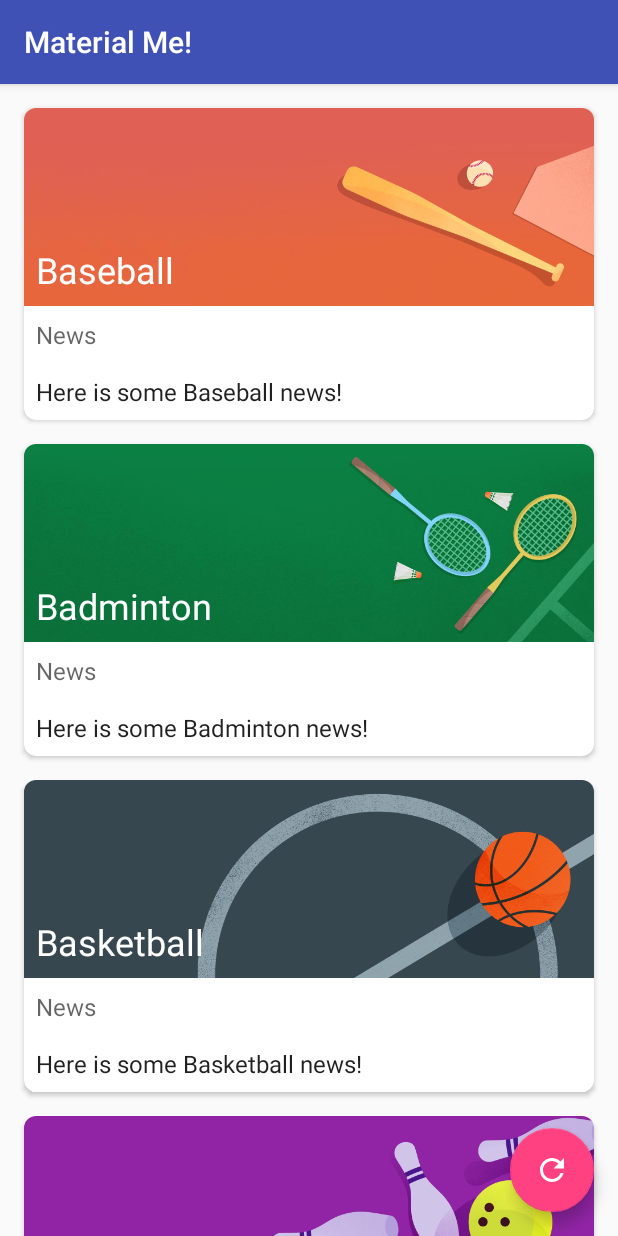
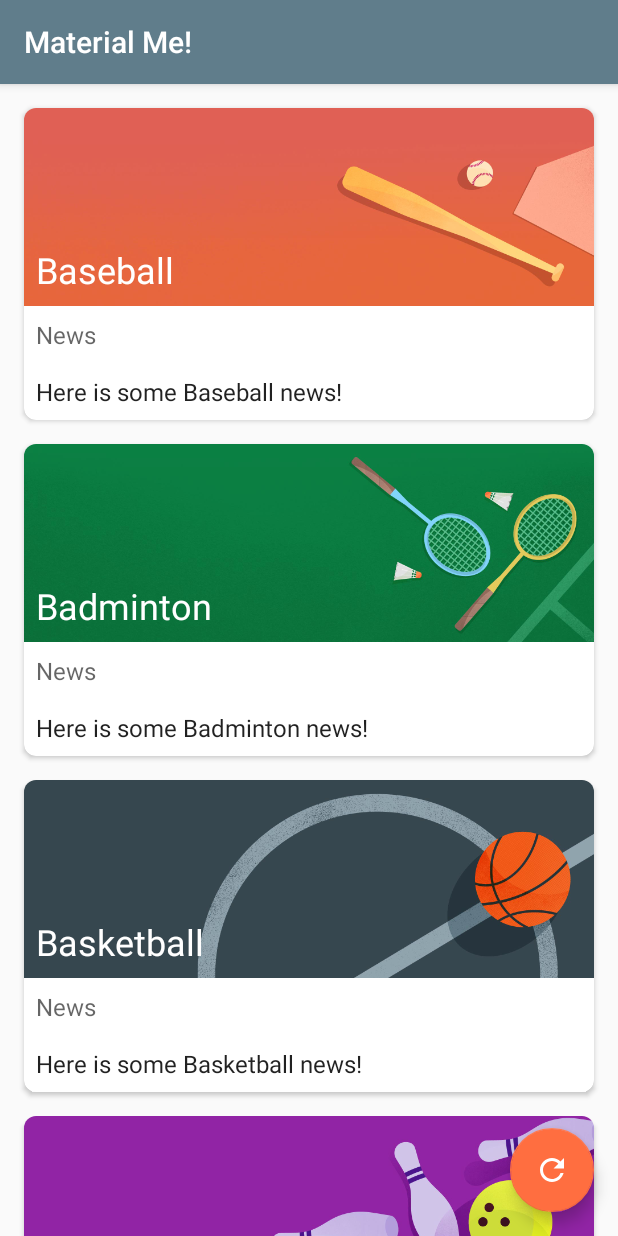
Before and after one commit to nayanApt/MaterialMe, an Android app: the screen it shows after launch (MainActivity), on a phone screen of 412 x 824 dp. Run offline under Robolectric (Android 15) with nearby library versions, the phone set to English and light mode, and no system bars.

Commit message:
Changed primary, primary dark and accent colors

```diff
--- a/app/src/main/res/values/colors.xml
+++ b/app/src/main/res/values/colors.xml
@@ -1,5 +1,5 @@
 <resources>
-    <color name="colorPrimary">#3F51B5</color>
-    <color name="colorPrimaryDark">#303F9F</color>
-    <color name="colorAccent">#FF4081</color>
+    <color name="colorPrimary">#607d8b</color>
+    <color name="colorPrimaryDark">#37474f</color>
+    <color name="colorAccent">#ff6e40</color>
 </resources>
```
